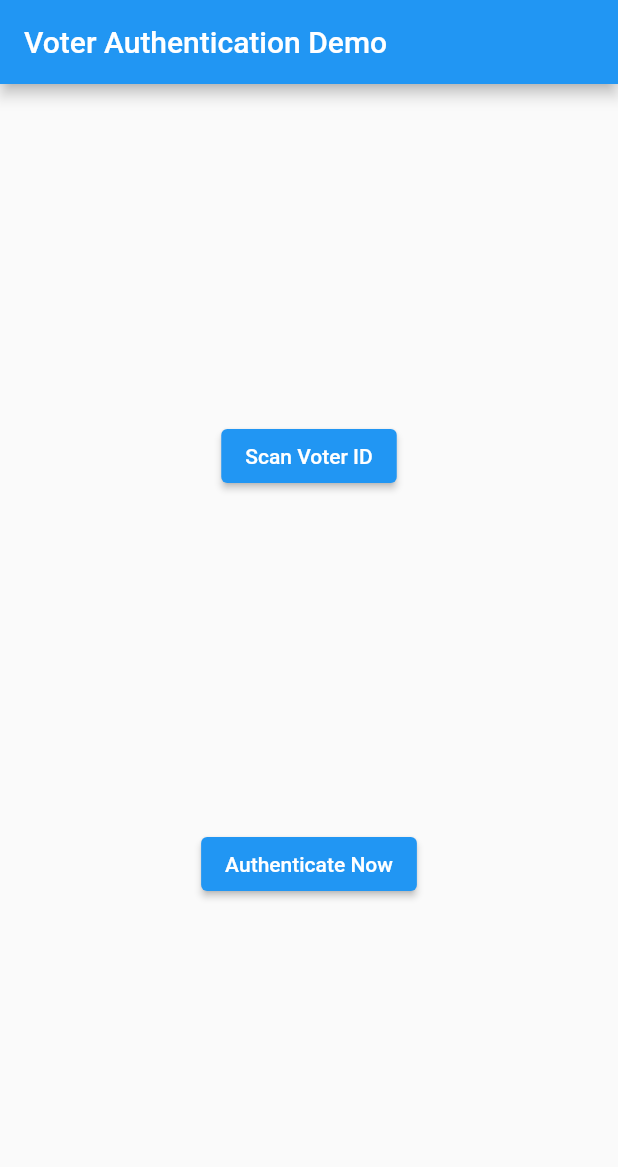
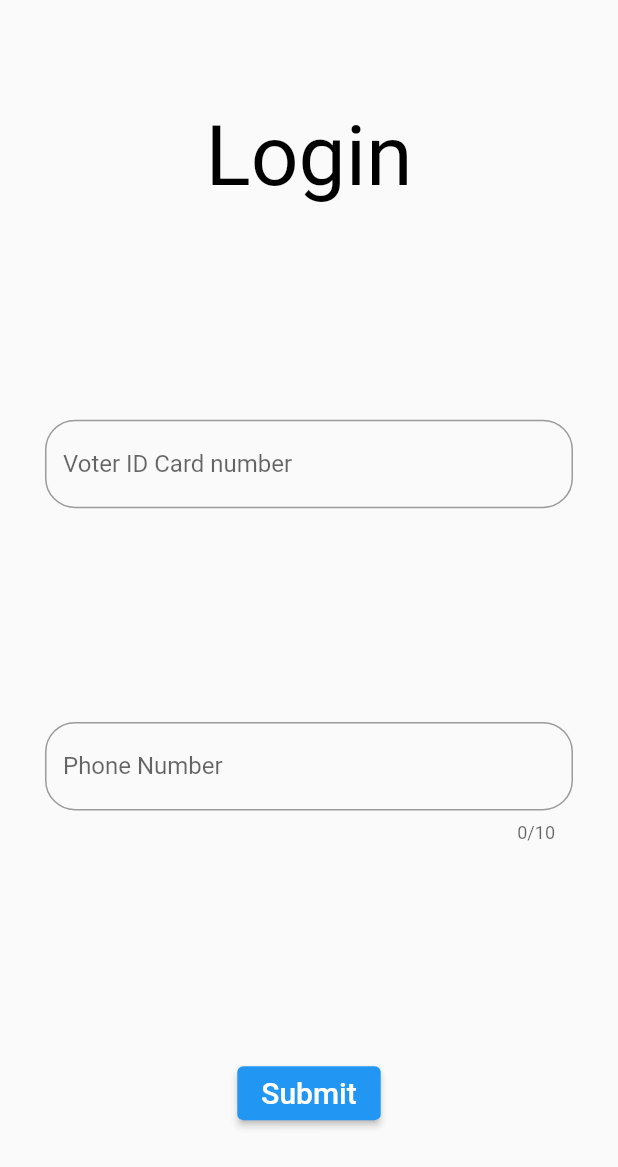
Before and after one commit to adityaSharmaWritesCode/voter-auth, a Flutter app: the screen it shows after launch, on a phone screen of 412 x 824 dp. Shown: the top 1167 px of the screen. Run offline on Flutter 3.47's test engine with Material 2 defaults, Android fonts, the phone set to English and light mode, and no system bars; our stand-ins replace image_picker, local_auth; missing offline and left inert: ar_flutter_plugin, document_scanner_flutter.

Commit message:
Added Login Screen and minor UI updates

```diff
--- a/auth_application/lib/main.dart
+++ b/auth_application/lib/main.dart
@@ -1,8 +1,6 @@
 import 'package:auth_application/screens/arvm_screen.dart';
 import 'package:auth_application/screens/auth_screen.dart';
-import 'package:auth_application/screens/scan_screen.dart';
-import 'package:auth_application/services/auth_services.dart';
-import 'package:auth_application/test.dart';
+import 'package:auth_application/screens/login_screen.dart';
 import 'package:flutter/material.dart';
 
 void main() {
@@ -19,9 +17,9 @@ class MyApp extends StatelessWidget {
       theme: ThemeData(
         primarySwatch: Colors.blue,
       ),
-      home: const AuthenticationScreen(),
+      home: const LoginScreen(),
       routes: {
-        ScanScreen.route: (context) => const ScanScreen(),
+        LoginScreen.route: (context) => const LoginScreen(),
         AuthenticationScreen.route: (context) => const AuthenticationScreen(),
         AugmentedVotingMachine.route: (context) =>
             const AugmentedVotingMachine(),
--- /dev/null
+++ b/auth_application/lib/screens/login_screen.dart
@@ -0,0 +1,69 @@
+import 'package:auth_application/screens/auth_screen.dart';
+import 'package:flutter/material.dart';
+
+class LoginScreen extends StatefulWidget {
+  static const route = "/login";
+  const LoginScreen({super.key});
+
+  @override
+  State<LoginScreen> createState() => _LoginScreenState();
+}
+
+class _LoginScreenState extends State<LoginScreen> {
+  @override
+  Widget build(BuildContext context) {
+    return SafeArea(
+      child: Scaffold(
+        body: Padding(
+          padding: const EdgeInsets.symmetric(horizontal: 30.0),
+          child: Column(
+            mainAxisAlignment: MainAxisAlignment.spaceAround,
+            crossAxisAlignment: CrossAxisAlignment.center,
+            children: [
+              Text(
+                "Login",
+                style: Theme.of(context)
+                    .textTheme
+                    .displayMedium!
+                    .copyWith(color: Colors.black),
+              ),
+              TextFormField(
+                decoration: InputDecoration(
+                  hintText: "Voter ID Card number",
+                  border: OutlineInputBorder(
+                    borderRadius: BorderRadius.circular(20),
+                    borderSide: const BorderSide(width: 2),
+                  ),
+                ),
+              ),
+              TextFormField(
+                keyboardType: TextInputType.number,
+                maxLength: 10,
+                decoration: InputDecoration(
+                  hintText: "Phone Number",
+                  border: OutlineInputBorder(
+                    borderRadius: BorderRadius.circular(20),
+                    borderSide: const BorderSide(width: 2),
+                  ),
+                ),
+              ),
+              ElevatedButton(
+                onPressed: () {
+                  Navigator.of(context)
+                      .popAndPushNamed(AuthenticationScreen.route);
+                },
+                child: Text(
+                  "Submit",
+                  style: Theme.of(context)
+                      .textTheme
+                      .button!
+                      .copyWith(color: Colors.white, fontSize: 20),
+                ),
+              ),
+            ],
+          ),
+        ),
+      ),
+    );
+  }
+}
```
Also changed, not shown: auth_application/lib/screens/auth_screen.dart (+30 -10 lines), auth_application/lib/screens/scan_screen.dart (deleted, +0 -16 lines).
